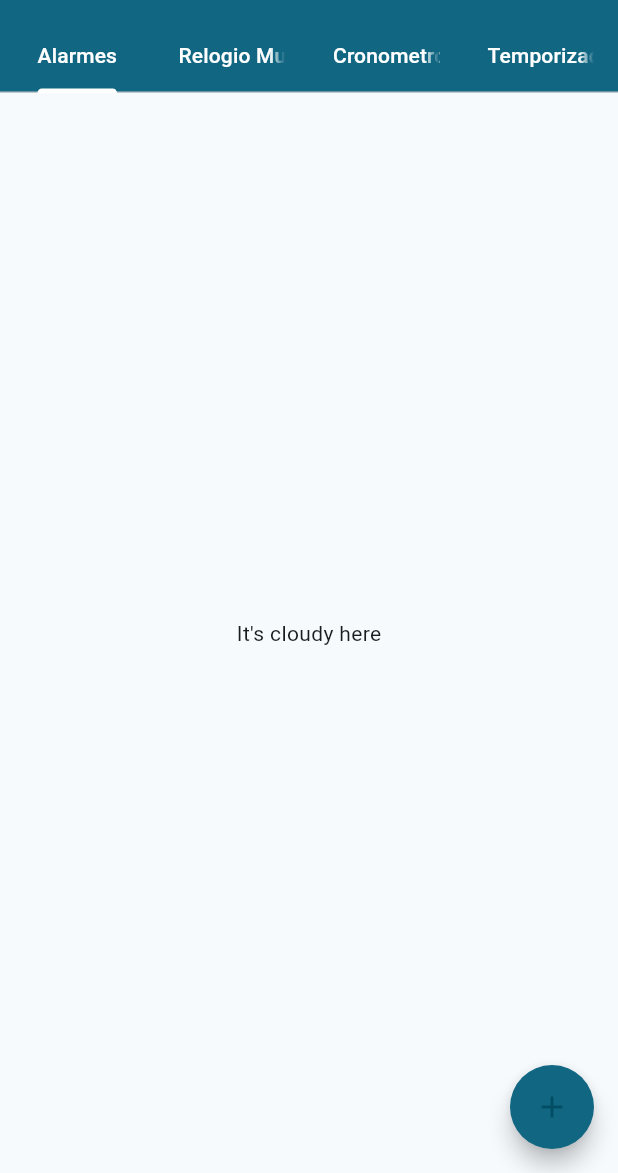
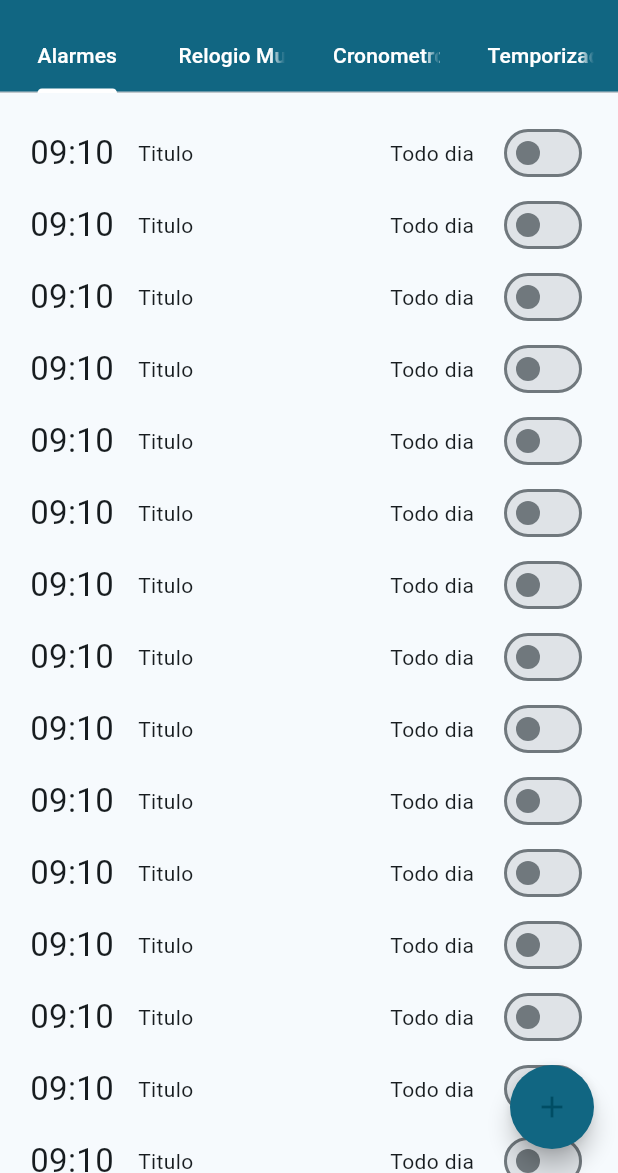
Before and after one commit to otaviohenrique1/app_alarme, a Flutter app: the screen it shows after launch, on a phone screen of 412 x 824 dp, the part 63-1236 px from its top. Run offline on Flutter 3.47's test engine with Material 2 defaults, Android fonts, the light colour scheme and no system bars.

Commit message:
commit 2

```diff
--- a/lib/pages/alarmes.dart
+++ b/lib/pages/alarmes.dart
@@ -1,14 +1,82 @@
 import 'package:flutter/material.dart';
 
-class Alarmes extends StatelessWidget {
+class Alarmes extends StatefulWidget {
   const Alarmes({
     super.key,
   });
 
   @override
+  State<Alarmes> createState() => _AlarmesState();
+}
+
+class _AlarmesState extends State<Alarmes> {
+  @override
   Widget build(BuildContext context) {
-    return const Center(
-      child: Text("It's cloudy here"),
+    const tempo = "09:10";
+    const titulo = "Titulo";
+    const frequencia = "Todo dia";
+
+    return ListView.builder(
+      padding: const EdgeInsets.only(left: 20, right: 20, top: 16, bottom: 75),
+      itemCount: 20,
+      itemBuilder: (context, index) {
+        return ItemListaAlarme(
+          tempo: tempo,
+          titulo: titulo,
+          frequencia: frequencia,
+        );
+      },
     );
   }
 }
+
+class ItemListaAlarme extends StatefulWidget {
+  const ItemListaAlarme({
+    super.key,
+    required this.tempo,
+    required this.titulo,
+    required this.frequencia,
+  });
+
+  final String tempo;
+  final String titulo;
+  final String frequencia;
+
+  @override
+  State<ItemListaAlarme> createState() => _ItemListaAlarmeState();
+}
+
+class _ItemListaAlarmeState extends State<ItemListaAlarme> {
+  bool selecionado = false;
+
+  @override
+  Widget build(BuildContext context) {
+    return Row(
+      crossAxisAlignment: CrossAxisAlignment.center,
+      mainAxisAlignment: MainAxisAlignment.spaceBetween,
+      children: [
+        Row(
+          children: [
+            Text(widget.tempo, style: const TextStyle(fontSize: 22)),
+            const SizedBox(width: 16),
+            Text(widget.titulo),
+          ],
+        ),
+        Row(
+          children: [
+            Text(widget.frequencia),
+            const SizedBox(width: 16),
+            Switch(
+              value: selecionado,
+              onChanged: (value) {
+                setState(() {
+                  selecionado = value;
+                });
+              },
+            ),
+          ],
+        )
+      ],
+    );
+  }
+}
```
Also changed, not shown: lib/pages/temporizador.dart (+29 -15 lines).
